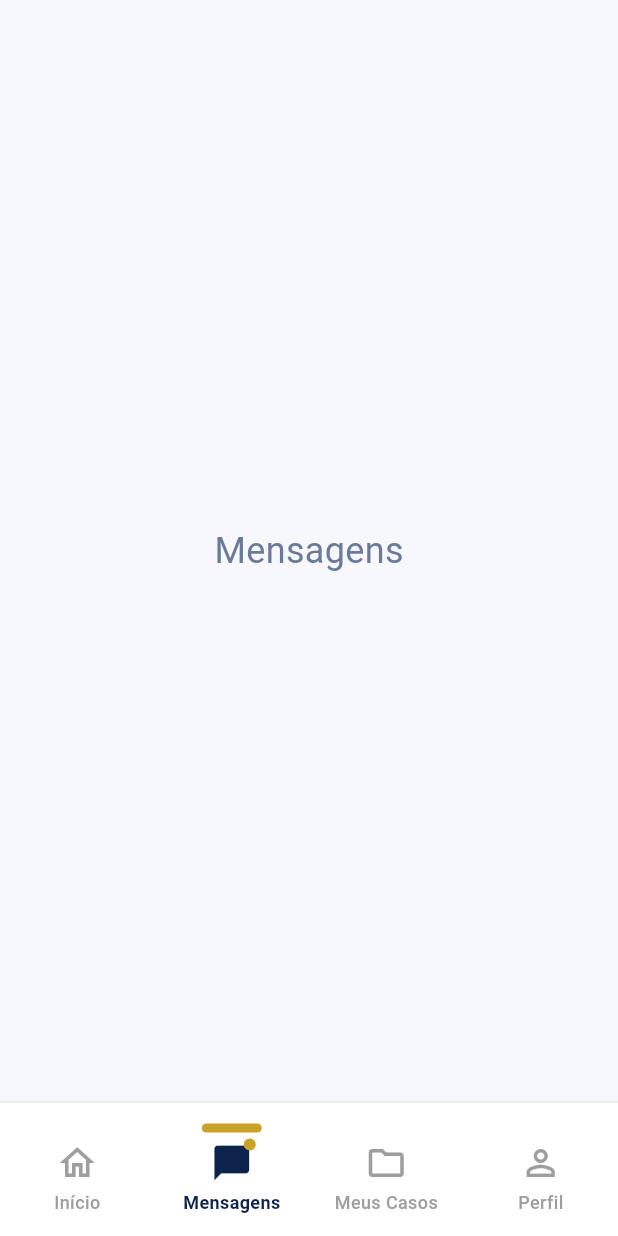
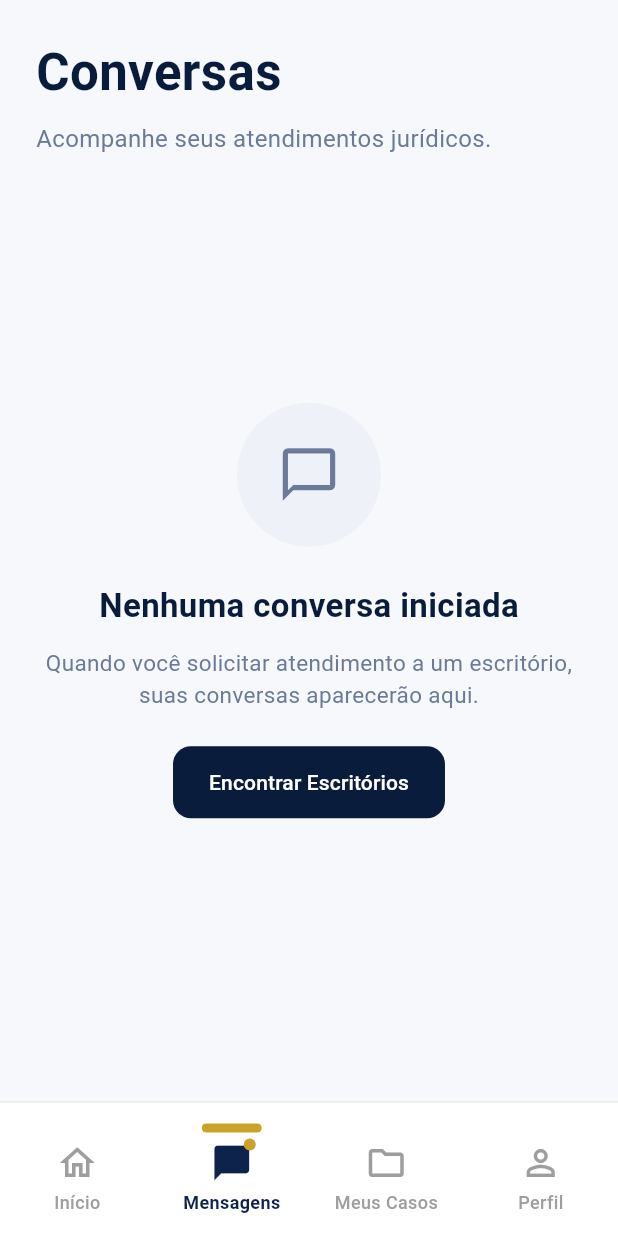
Before and after one commit to SamuelFries/Jurii, a Flutter app: the screen it shows after launch, item 2 of the bottom bar chosen, on a phone screen of 412 x 824 dp. Run offline on Flutter 3.47's test engine with Material 3 defaults, Android fonts, the phone set to English and light mode, and no system bars.

Commit message:
mensagens

```diff
--- a/lib/screens/messages_screen.dart
+++ b/lib/screens/messages_screen.dart
@@ -5,10 +5,103 @@ class MessagesScreen extends StatelessWidget {
 
   @override
   Widget build(BuildContext context) {
-    return const Center(
-      child: Text(
-        'Mensagens',
-        style: TextStyle(fontSize: 24),
+    // Futuramente virá da API
+    final conversations = [];
+
+    return SafeArea(
+      child: conversations.isEmpty
+          ? const _EmptyMessagesState()
+          : const SizedBox(),
+    );
+  }
+}
+
+class _EmptyMessagesState extends StatelessWidget {
+  const _EmptyMessagesState();
+
+  @override
+  Widget build(BuildContext context) {
+    return Padding(
+      padding: const EdgeInsets.all(24),
+      child: Column(
+        crossAxisAlignment: CrossAxisAlignment.start,
+        children: [
+          const Text(
+            'Conversas',
+            style: TextStyle(
+              fontSize: 34,
+              fontWeight: FontWeight.bold,
+              color: Color(0xFF0A1C3B),
+            ),
+          ),
+
+          const SizedBox(height: 8),
+
+          const Text(
+            'Acompanhe seus atendimentos jurídicos.',
+            style: TextStyle(
+              color: Color(0xFF6B7A99),
+              fontSize: 16,
+            ),
+          ),
+
+          const Spacer(),
+
+          Center(
+            child: Column(
+              children: [
+                Container(
+                  width: 96,
+                  height: 96,
+                  decoration: BoxDecoration(
+                    color: Color(0xFFEEF1F8),
+                    borderRadius: BorderRadius.circular(48),
+                  ),
+                  child: const Icon(
+                    Icons.chat_bubble_outline,
+                    size: 42,
+                    color: Color(0xFF6B7A99),
+                  ),
+                ),
+
+                const SizedBox(height: 24),
+
+                const Text(
+                  'Nenhuma conversa iniciada',
+                  style: TextStyle(
+                    fontSize: 22,
+                    fontWeight: FontWeight.bold,
+                    color: Color(0xFF0A1C3B),
+                  ),
+                ),
+
+                const SizedBox(height: 12),
+
+                const Text(
+                  'Quando você solicitar atendimento a um escritório, suas conversas aparecerão aqui.',
+                  textAlign: TextAlign.center,
+                  style: TextStyle(
+                    color: Color(0xFF6B7A99),
+                    fontSize: 15,
+                  ),
+                ),
+
+                const SizedBox(height: 24),
+
+                ElevatedButton(
+                  onPressed: () {
+                    // depois vamos redirecionar para Home
+                  },
+                  child: const Text(
+                    'Encontrar Escritórios',
+                  ),
+                ),
+              ],
+            ),
+          ),
+
+          const Spacer(),
+        ],
       ),
     );
   }
```
Also changed, not shown: lib/models/conversation.dart (added, +17 -0 lines), lib/widgets/conversation_card.dart (added, +130 -0 lines).
